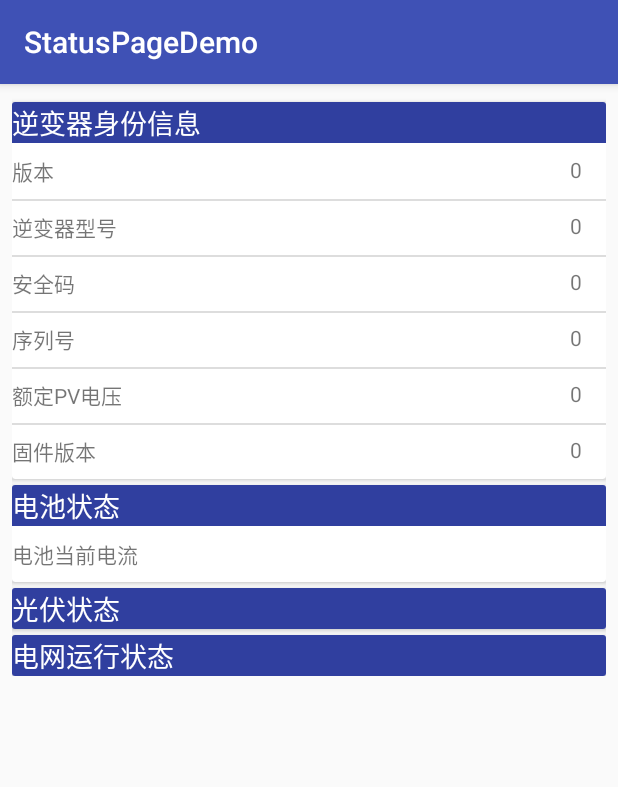
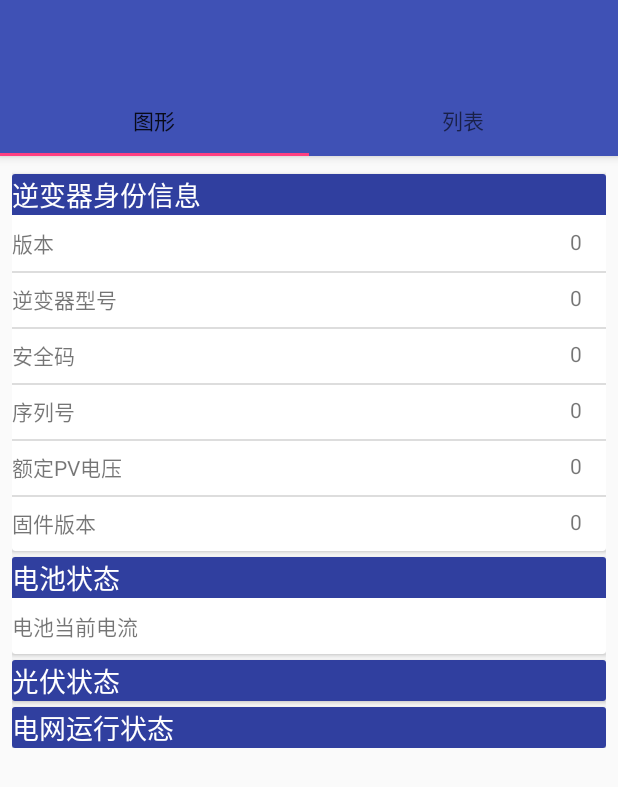
Before and after one commit to 2Beyong/StatusPageDemo, an Android app: the screen it shows after launch (MainActivity), on a phone screen of 412 x 824 dp. Shown: the top 787 px of the screen. Run offline under Robolectric (Android 15) with nearby library versions, the phone set to English and light mode, and no system bars.

Commit message:
5th commit. Add 2 Fragment to switch. One hava a list,thr other is a Monitor.

```diff
--- a/app/build.gradle
+++ b/app/build.gradle
@@ -32,4 +32,5 @@ dependencies {
     androidTestImplementation 'com.android.support.test.espresso:espresso-core:3.0.1'
     implementation 'com.android.support:cardview-v7:26.1.0'
     implementation 'com.android.support:recyclerview-v7:26.1.0'
+    implementation 'com.android.support:design:26.1.0'
 }
--- a/app/src/main/java/com/hongon/statuspagedemo/MainActivity.java
+++ b/app/src/main/java/com/hongon/statuspagedemo/MainActivity.java
@@ -1,10 +1,15 @@
 package com.hongon.statuspagedemo;
 
+import android.app.Fragment;
 import android.content.ComponentName;
 import android.content.Intent;
 import android.content.ServiceConnection;
 import android.os.IBinder;
 import android.support.constraint.ConstraintLayout;
+import android.support.design.widget.TabItem;
+import android.support.design.widget.TabLayout;
+import android.support.v4.app.FragmentManager;
+import android.support.v4.app.FragmentTransaction;
 import android.support.v7.app.AppCompatActivity;
 import android.os.Bundle;
 import android.support.v7.widget.LinearLayoutManager;
@@ -17,6 +22,8 @@ import android.widget.LinearLayout;
 
 import com.hongon.statuspagedemo.DataModel.Datagram;
 import com.hongon.statuspagedemo.Service.DataQueryService;
+import com.hongon.statuspagedemo.Service.MonitorFragment;
+import com.hongon.statuspagedemo.Service.StatusFragment;
 
 import java.util.ArrayList;
 import java.util.Arrays;
@@ -42,82 +49,91 @@ public class MainActivity extends AppCompatActivity {
     protected void onCreate(Bundle savedInstanceState) {
         super.onCreate(savedInstanceState);
         setContentView(R.layout.activity_main);
-        initial();
-        List<CardBean> mdata = new ArrayList<>();
-        mdata.add(IDCard);
-        mdata.add(BatteryCard);
-        mdata.add(PVCard);
-        mdata.add(UtilityCard);
-        //mdata.add(UtilityCard);
+        initialFragment();
+        initalTab();
 
-        rec = findViewById(R.id.activity_main_recycleView);
-        rec.setLayoutManager(new LinearLayoutManager(this));
-        rec.setAdapter(new CardAdapter(mdata));
-
-
-        // 尝试连接Service
-        Intent StartIntent = new Intent(this, DataQueryService.class);
-        bindService(StartIntent,mConnection,BIND_AUTO_CREATE);
-        startService(StartIntent);
         Log.d(tag,"Created");
     }
 
     @Override
     protected void onDestroy() {
         // 尝试关闭Service
+
+        super.onDestroy();
+    }
+    // -- Fragment Setting
+    public StatusFragment statusFragment;
+    public MonitorFragment monitorFragment;
+    private void  initialFragment()
+    {
+        statusFragment = new StatusFragment();
+        monitorFragment = new MonitorFragment();
+        FragmentManager fm = getSupportFragmentManager();
+        FragmentTransaction ft = fm.beginTransaction();
+        ft.replace(R.id.FragmentViewpage,statusFragment);
+        ft.commit();
+    }
+    private void initalTab()
+    {
+        TabItem tabA = findViewById(R.id.tabitem_1);
+        TabItem tabB = findViewById(R.id.tabitem_2);
+        TabLayout tb = findViewById(R.id.tablayout);
+        tb.addOnTabSelectedListener(new TabLayout.OnTabSelectedListener() {
+            @Override
+            public void onTabSelected(TabLayout.Tab tab) {
+                int i = tab.getPosition();
+                if(i==0)
+                {
+                    FragmentManager fm = getSupportFragmentManager();
+                    FragmentTransaction ft = fm.beginTransaction();
+                    ft.replace(R.id.FragmentViewpage,monitorFragment);
+                    ft.commit();
+                }
+                else if(i==1)
+                {
+                    FragmentManager fm = getSupportFragmentManager();
+                    FragmentTransaction ft = fm.beginTransaction();
+                    ft.replace(R.id.FragmentViewpage,statusFragment);
+                    ft.commit();
+                }
+            }
+
+            @Override
+            public void onTabUnselected(TabLayout.Tab tab) {
+
+            }
+
+            @Override
+            public void onTabReselected(TabLayout.Tab tab) {
+
+            }
+        });
+    }
+    //---
+    private void BindQueryService()
+    {
+        // 尝试连接Service
+        Intent StartIntent = new Intent(this, DataQueryService.class);
+        bindService(StartIntent,mConnection,BIND_AUTO_CREATE);
+        startService(StartIntent);
+    }
+    private void UnBindQueryService()
+    {
         Intent StopIntent = new Intent(this, DataQueryService.class);
         unbindService(mConnection);
         stopService(StopIntent);
-        super.onDestroy();
     }
 
-    Datagram datagram;
-    //---
 
-    private void initial()
-    {
-        initialCard();
-    }
-    //--
-    RecyclerView rec;//主RecycleView;
 
-    public RecyclerView getRec() {
-        return rec;
-    }
+
+
 
     @Override
     protected void onRestart() {
         super.onRestart();
         Log.d("Test","Main Activity is Restart.");
 
+    }
 
-
-    }
-    // -- 定义一个数据源
-    CardBean BatteryCard ;
-    CardBean PVCard;
-    CardBean UtilityCard;
-    public CardBean IDCard;
-    void initialCard()
-    {
-
-        BatteryCard = new CardBean(getString(R.string.batteryStatus));
-        PVCard = new CardBean(getString(R.string.PVStatus));
-
-        BatteryCard.getContent().add(BatteryCard.new CardItemBean(getString(R.string.batteryAmpere),""));
-        //
-
-        IDCard =new CardBean();
-        IDCard.setTitle("逆变器身份信息");
-        IDCard.getContent().add(IDCard.new CardItemBean("版本","0"));
-        IDCard.getContent().add(IDCard.new CardItemBean("逆变器型号","0"));
-        IDCard.getContent().add(IDCard.new CardItemBean("安全码","0"));
-        IDCard.getContent().add(IDCard.new CardItemBean("序列号","0"));
-        IDCard.getContent().add(IDCard.new CardItemBean("额定PV电压","0"));
-        IDCard.getContent().add(IDCard.new CardItemBean("固件版本","0"));
-
-
-        UtilityCard = new CardBean(getString(R.string.UtilityStatus));
-
-    }
 }
--- a/app/src/main/java/com/hongon/statuspagedemo/Service/DataQueryService.java
+++ b/app/src/main/java/com/hongon/statuspagedemo/Service/DataQueryService.java
@@ -119,6 +119,8 @@ public class DataQueryService extends Service{
             ResponseID responseID = new ResponseID(datagram);
             // RespondID -> IDCard 通知Rec更新。
             //不知道行不行
+            // 暂时注释掉
+            /*
             responseID.UpdateCardBean(mainActivity.IDCard);
             mainActivity.runOnUiThread(new Runnable() {
                 @Override
@@ -126,6 +128,7 @@ public class DataQueryService extends Service{
                     mainActivity.getRec().getAdapter().notifyDataSetChanged();
                 }
             });
+            */
 
         }
         catch (SocketTimeoutException ex)
--- /dev/null
+++ b/app/src/main/java/com/hongon/statuspagedemo/Service/MonitorFragment.java
@@ -0,0 +1,22 @@
+package com.hongon.statuspagedemo.Service;
+
+import android.os.Bundle;
+import android.support.annotation.Nullable;
+import android.support.v4.app.Fragment;
+import android.view.LayoutInflater;
+import android.view.View;
+import android.view.ViewGroup;
+
+import com.hongon.statuspagedemo.R;
+
+/**
+ * Created by Admin on 2017/12/27.
+ */
+
+public class MonitorFragment extends Fragment {
+    @Nullable
+    @Override
+    public View onCreateView(LayoutInflater inflater, @Nullable ViewGroup container, @Nullable Bundle savedInstanceState) {
+        return inflater.inflate(R.layout.fragment_monitor,container,false);
+    }
+}
--- /dev/null
+++ b/app/src/main/java/com/hongon/statuspagedemo/Service/StatusFragment.java
@@ -0,0 +1,79 @@
+package com.hongon.statuspagedemo.Service;
+
+import android.os.Bundle;
+import android.support.annotation.Nullable;
+import android.support.v4.app.Fragment;
+import android.support.v7.widget.LinearLayoutManager;
+import android.support.v7.widget.RecyclerView;
+import android.view.LayoutInflater;
+import android.view.View;
+import android.view.ViewGroup;
+
+import com.hongon.statuspagedemo.CardAdapter;
+import com.hongon.statuspagedemo.CardBean;
+import com.hongon.statuspagedemo.R;
+
+import java.util.ArrayList;
+import java.util.List;
+
+/**
+ * Created by Admin on 2017/12/27.
+ */
+
+public class StatusFragment extends Fragment{
+    @Nullable
+    @Override
+    public View onCreateView(LayoutInflater inflater, @Nullable ViewGroup container, @Nullable Bundle savedInstanceState) {
+        View view = inflater.inflate(R.layout.fragment_list,container,false);
+        return view;
+    }
+
+    @Override
+    public void onViewCreated(View view, @Nullable Bundle savedInstanceState) {
+        super.onViewCreated(view, savedInstanceState);
+        initialCard();
+        List<CardBean> mdata = new ArrayList<>();
+        mdata.add(IDCard);
+        mdata.add(BatteryCard);
+        mdata.add(PVCard);
+        mdata.add(UtilityCard);
+
+        rec = getView().findViewById(R.id.fragment_recyclerView);
+        rec.setLayoutManager(new LinearLayoutManager(getContext()));//不知道行不行
+        rec.setAdapter(new CardAdapter(mdata));
+    }
+
+    // -- other member
+    //--
+    RecyclerView rec;//主RecycleView;
+    public RecyclerView getRec() {
+        return rec;
+    }
+    // -- 定义一个数据源
+    public CardBean BatteryCard ;
+    public CardBean PVCard;
+    public CardBean UtilityCard;
+    public CardBean IDCard;
+    void initialCard()
+    {
+
+        BatteryCard = new CardBean(getString(R.string.batteryStatus));
+        PVCard = new CardBean(getString(R.string.PVStatus));
+
+        BatteryCard.getContent().add(BatteryCard.new CardItemBean(getString(R.string.batteryAmpere),""));
+        //
+
+        IDCard =new CardBean();
+        IDCard.setTitle("逆变器身份信息");
+        IDCard.getContent().add(IDCard.new CardItemBean("版本","0"));
+        IDCard.getContent().add(IDCard.new CardItemBean("逆变器型号","0"));
+        IDCard.getContent().add(IDCard.new CardItemBean("安全码","0"));
+        IDCard.getContent().add(IDCard.new CardItemBean("序列号","0"));
+        IDCard.getContent().add(IDCard.new CardItemBean("额定PV电压","0"));
+        IDCard.getContent().add(IDCard.new CardItemBean("固件版本","0"));
+
+
+        UtilityCard = new CardBean(getString(R.string.UtilityStatus));
+
+    }
+}
--- a/app/src/main/res/layout/activity_main.xml
+++ b/app/src/main/res/layout/activity_main.xml
@@ -1,21 +1,64 @@
 <?xml version="1.0" encoding="utf-8"?>
-<android.support.constraint.ConstraintLayout xmlns:android="http://schemas.android.com/apk/res/android"
+<android.support.design.widget.CoordinatorLayout xmlns:android="http://schemas.android.com/apk/res/android"
+    xmlns:tools="http://schemas.android.com/tools"
     xmlns:app="http://schemas.android.com/apk/res-auto"
-    xmlns:tools="http://schemas.android.com/tools"
-    android:id="@+id/activity_main_ConstrainLayout"
     android:layout_width="match_parent"
-    android:layout_height="match_parent"
+    android:layout_height="match_parent">
 
-    tools:context="com.hongon.statuspagedemo.MainActivity">
+    <android.support.design.widget.AppBarLayout
+        android:id="@+id/appbar"
+        android:layout_width="match_parent"
+        android:layout_height="wrap_content">
 
-    <android.support.v7.widget.RecyclerView
-        android:id="@+id/activity_main_recycleView"
-        android:layout_width="0dp"
-        android:layout_height="wrap_content"
-        android:layout_marginEnd="8dp"
-        android:layout_marginStart="8dp"
-        android:layout_marginTop="8dp"
-        app:layout_constraintEnd_toEndOf="parent"
-        app:layout_constraintStart_toStartOf="parent"
-        app:layout_constraintTop_toTopOf="parent" />
-</android.support.constraint.ConstraintLayout>
+        <android.support.design.widget.CollapsingToolbarLayout
+            android:layout_width="match_parent"
+            android:layout_height="wrap_content"
+            app:contentScrim="?attr/colorPrimary"
+            app:layout_scrollFlags="scroll"
+            app:toolbarId="@+id/toolbar">
+
+            <android.support.v7.widget.Toolbar
+                android:id="@+id/toolbar"
+                android:layout_width="match_parent"
+                android:layout_height="?attr/actionBarSize"
+                app:title="@string/app_name"
+                ></android.support.v7.widget.Toolbar>
+
+
+        </android.support.design.widget.CollapsingToolbarLayout>
+
+        <android.support.design.widget.TabLayout
+            android:id="@+id/tablayout"
+            android:layout_width="match_parent"
+            android:layout_height="wrap_content">
+
+            <android.support.design.widget.TabItem
+                android:id="@+id/tabitem_1"
+                android:layout_width="wrap_content"
+                android:layout_height="wrap_content"
+                android:text="图形" />
+
+            <android.support.design.widget.TabItem
+                android:id="@+id/tabitem_2"
+                android:layout_width="wrap_content"
+                android:layout_height="wrap_content"
+                android:text="列表" />
+
+        </android.support.design.widget.TabLayout>
+    </android.support.design.widget.AppBarLayout>
+
+    <android.support.v4.widget.NestedScrollView
+        android:layout_width="match_parent"
+        android:layout_height="match_parent"
+        app:layout_behavior="android.support.design.widget.AppBarLayout$ScrollingViewBehavior">
+
+        <FrameLayout
+            android:id="@+id/FragmentViewpage"
+            android:layout_width="match_parent"
+            android:layout_height="wrap_content">
+
+        </FrameLayout>
+
+    </android.support.v4.widget.NestedScrollView>
+
+</android.support.design.widget.CoordinatorLayout>
--- /dev/null
+++ b/app/src/main/res/layout/fragment_list.xml
@@ -0,0 +1,17 @@
+<?xml version="1.0" encoding="utf-8"?>
+<android.support.constraint.ConstraintLayout xmlns:android="http://schemas.android.com/apk/res/android"
+    xmlns:app="http://schemas.android.com/apk/res-auto"
+    android:layout_width="match_parent"
+    android:layout_height="wrap_content">
+
+    <android.support.v7.widget.RecyclerView
+        android:id="@+id/fragment_recyclerView"
+        android:layout_width="0dp"
+        android:layout_height="wrap_content"
+        android:layout_marginEnd="8dp"
+        android:layout_marginStart="8dp"
+        android:layout_marginTop="8dp"
+        app:layout_constraintEnd_toEndOf="parent"
+        app:layout_constraintStart_toStartOf="parent"
+        app:layout_constraintTop_toTopOf="parent" />
+</android.support.constraint.ConstraintLayout>
--- a/app/src/main/res/values/styles.xml
+++ b/app/src/main/res/values/styles.xml
@@ -1,7 +1,7 @@
 <resources>
 
     <!-- Base application theme. -->
-    <style name="AppTheme" parent="Theme.AppCompat.Light.DarkActionBar">
+    <style name="AppTheme" parent="Theme.AppCompat.Light.NoActionBar">
         <!-- Customize your theme here. -->
         <item name="colorPrimary">@color/colorPrimary</item>
         <item name="colorPrimaryDark">@color/colorPrimaryDark</item>
```
Also changed, not shown: app/src/main/java/com/hongon/statuspagedemo/DataModel/ResponseRunningData.java (added, +8 -0 lines), app/src/main/res/layout/fragment_monitor.xml (added, +22 -0 lines).
